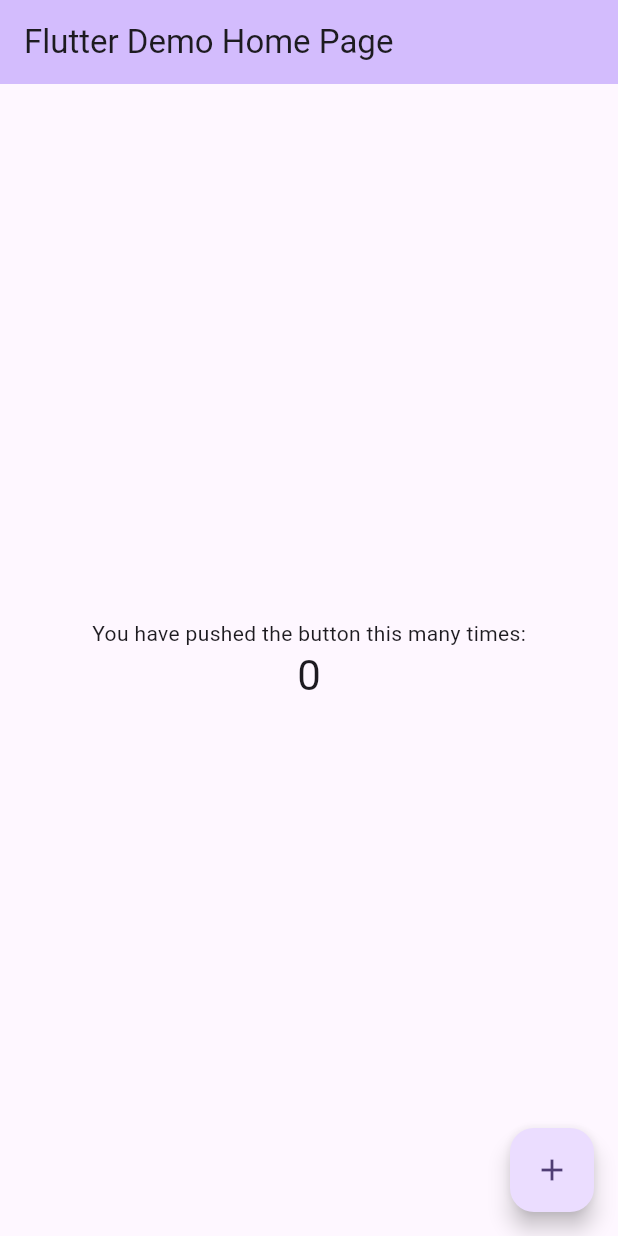
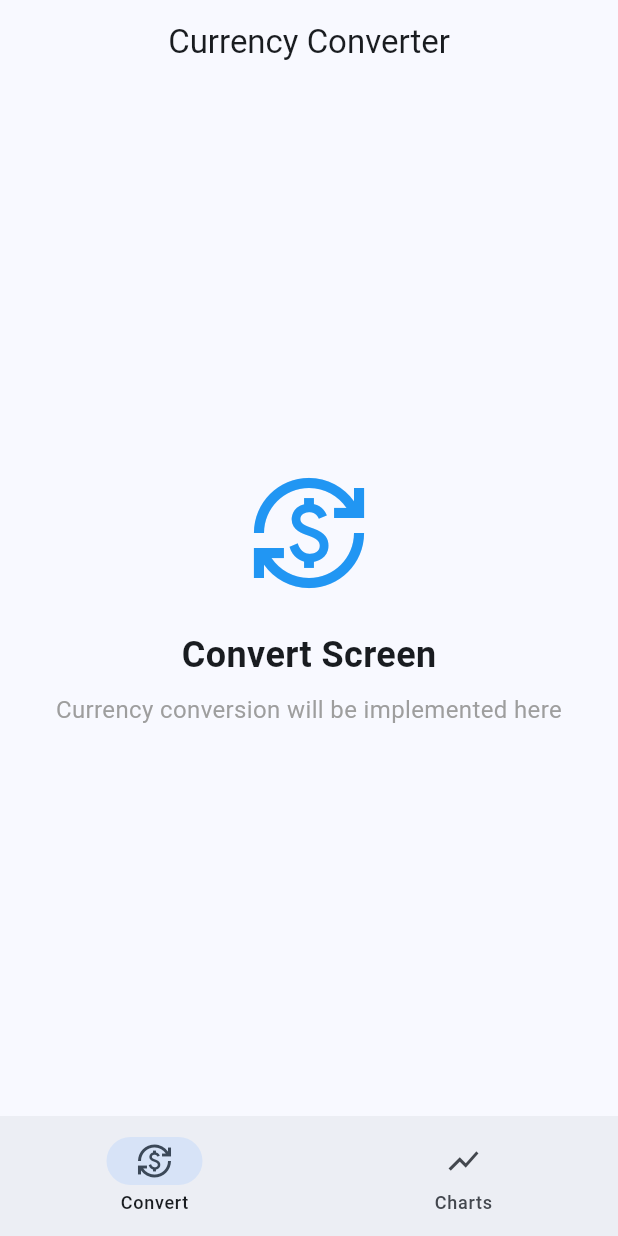
Before and after one commit to bizz84/currency_converter, a Flutter app: the screen it shows after launch, on a phone screen of 412 x 824 dp. Run offline on Flutter 3.47's test engine with Material 3 defaults, Android fonts, the light colour scheme and no system bars; our stand-ins replace dio.

Commit message:
Refactor main app structure and add currency converter screens
- Removed the previous MyApp and MyHomePage classes from main.dart.
- Introduced CurrencyConverterApp as the new root widget.
- Added MainScreen with bottom navigation for Convert and Charts screens.
- Created ConvertScreen and ChartsScreen with basic UI layout.
- Updated pubspec.lock to reflect changes in dependencies.

```diff
--- a/lib/main.dart
+++ b/lib/main.dart
@@ -1,122 +1,6 @@
 import 'package:flutter/material.dart';
+import 'src/app.dart';
 
 void main() {
-  runApp(const MyApp());
+  runApp(const CurrencyConverterApp());
 }
-
-class MyApp extends StatelessWidget {
-  const MyApp({super.key});
-
-  // This widget is the root of your application.
-  @override
-  Widget build(BuildContext context) {
-    return MaterialApp(
-      title: 'Flutter Demo',
-      theme: ThemeData(
-        // This is the theme of your application.
-        //
-        // TRY THIS: Try running your application with "flutter run". You'll see
-        // the application has a purple toolbar. Then, without quitting the app,
-        // try changing the seedColor in the colorScheme below to Colors.green
-        // and then invoke "hot reload" (save your changes or press the "hot
-        // reload" button in a Flutter-supported IDE, or press "r" if you used
-        // the command line to start the app).
-        //
-        // Notice that the counter didn't reset back to zero; the application
-        // state is not lost during the reload. To reset the state, use hot
-        // restart instead.
-        //
-        // This works for code too, not just values: Most code changes can be
-        // tested with just a hot reload.
-        colorScheme: ColorScheme.fromSeed(seedColor: Colors.deepPurple),
-      ),
-      home: const MyHomePage(title: 'Flutter Demo Home Page'),
-    );
-  }
-}
-
-class MyHomePage extends StatefulWidget {
-  const MyHomePage({super.key, required this.title});
-
-  // This widget is the home page of your application. It is stateful, meaning
-  // that it has a State object (defined below) that contains fields that affect
-  // how it looks.
-
-  // This class is the configuration for the state. It holds the values (in this
-  // case the title) provided by the parent (in this case the App widget) and
-  // used by the build method of the State. Fields in a Widget subclass are
-  // always marked "final".
-
-  final String title;
-
-  @override
-  State<MyHomePage> createState() => _MyHomePageState();
-}
-
-class _MyHomePageState extends State<MyHomePage> {
-  int _counter = 0;
-
-  void _incrementCounter() {
-    setState(() {
-      // This call to setState tells the Flutter framework that something has
-      // changed in this State, which causes it to rerun the build method below
-      // so that the display can reflect the updated values. If we changed
-      // _counter without calling setState(), then the build method would not be
-      // called again, and so nothing would appear to happen.
-      _counter++;
-    });
-  }
-
-  @override
-  Widget build(BuildContext context) {
-    // This method is rerun every time setState is called, for instance as done
-    // by the _incrementCounter method above.
-    //
-    // The Flutter framework has been optimized to make rerunning build methods
-    // fast, so that you can just rebuild anything that needs updating rather
-    // than having to individually change instances of widgets.
-    return Scaffold(
-      appBar: AppBar(
-        // TRY THIS: Try changing the color here to a specific color (to
-        // Colors.amber, perhaps?) and trigger a hot reload to see the AppBar
-        // change color while the other colors stay the same.
-        backgroundColor: Theme.of(context).colorScheme.inversePrimary,
-        // Here we take the value from the MyHomePage object that was created by
-        // the App.build method, and use it to set our appbar title.
-        title: Text(widget.title),
-      ),
-      body: Center(
-        // Center is a layout widget. It takes a single child and positions it
-        // in the middle of the parent.
-        child: Column(
-          // Column is also a layout widget. It takes a list of children and
-          // arranges them vertically. By default, it sizes itself to fit its
-          // children horizontally, and tries to be as tall as its parent.
-          //
-          // Column has various properties to control how it sizes itself and
-          // how it positions its children. Here we use mainAxisAlignment to
-          // center the children vertically; the main axis here is the vertical
-          // axis because Columns are vertical (the cross axis would be
-          // horizontal).
-          //
-          // TRY THIS: Invoke "debug painting" (choose the "Toggle Debug Paint"
-          // action in the IDE, or press "p" in the console), to see the
-          // wireframe for each widget.
-          mainAxisAlignment: MainAxisAlignment.center,
-          children: <Widget>[
-            const Text('You have pushed the button this many times:'),
-            Text(
-              '$_counter',
-              style: Theme.of(context).textTheme.headlineMedium,
-            ),
-          ],
-        ),
-      ),
-      floatingActionButton: FloatingActionButton(
-        onPressed: _incrementCounter,
-        tooltip: 'Increment',
-        child: const Icon(Icons.add),
-      ), // This trailing comma makes auto-formatting nicer for build methods.
-    );
-  }
-}
--- /dev/null
+++ b/lib/src/app.dart
@@ -0,0 +1,65 @@
+import 'package:flutter/material.dart';
+import 'screens/convert_screen.dart';
+import 'screens/charts_screen.dart';
+
+class CurrencyConverterApp extends StatelessWidget {
+  const CurrencyConverterApp({super.key});
+
+  @override
+  Widget build(BuildContext context) {
+    return MaterialApp(
+      title: 'Currency Converter',
+      theme: ThemeData(
+        colorScheme: ColorScheme.fromSeed(
+          seedColor: Colors.blue,
+          brightness: Brightness.light,
+        ),
+        useMaterial3: true,
+      ),
+      home: const MainScreen(),
+    );
+  }
+}
+
+class MainScreen extends StatefulWidget {
+  const MainScreen({super.key});
+
+  @override
+  State<MainScreen> createState() => _MainScreenState();
+}
+
+class _MainScreenState extends State<MainScreen> {
+  int _selectedIndex = 0;
+
+  final List<Widget> _screens = const [
+    ConvertScreen(),
+    ChartsScreen(),
+  ];
+
+  void _onItemTapped(int index) {
+    setState(() {
+      _selectedIndex = index;
+    });
+  }
+
+  @override
+  Widget build(BuildContext context) {
+    return Scaffold(
+      body: _screens[_selectedIndex],
+      bottomNavigationBar: NavigationBar(
+        selectedIndex: _selectedIndex,
+        onDestinationSelected: _onItemTapped,
+        destinations: const [
+          NavigationDestination(
+            icon: Icon(Icons.currency_exchange),
+            label: 'Convert',
+          ),
+          NavigationDestination(
+            icon: Icon(Icons.show_chart),
+            label: 'Charts',
+          ),
+        ],
+      ),
+    );
+  }
+}
--- /dev/null
+++ b/lib/src/screens/convert_screen.dart
@@ -0,0 +1,52 @@
+import 'package:flutter/material.dart';
+
+class ConvertScreen extends StatefulWidget {
+  const ConvertScreen({super.key});
+
+  @override
+  State<ConvertScreen> createState() => _ConvertScreenState();
+}
+
+class _ConvertScreenState extends State<ConvertScreen> {
+  @override
+  Widget build(BuildContext context) {
+    return Scaffold(
+      appBar: AppBar(
+        title: const Text('Currency Converter'),
+        centerTitle: true,
+      ),
+      body: const Center(
+        child: Padding(
+          padding: EdgeInsets.all(16.0),
+          child: Column(
+            mainAxisAlignment: MainAxisAlignment.center,
+            children: [
+              Icon(
+                Icons.currency_exchange,
+                size: 80,
+                color: Colors.blue,
+              ),
+              SizedBox(height: 24),
+              Text(
+                'Convert Screen',
+                style: TextStyle(
+                  fontSize: 24,
+                  fontWeight: FontWeight.bold,
+                ),
+              ),
+              SizedBox(height: 8),
+              Text(
+                'Currency conversion will be implemented here',
+                style: TextStyle(
+                  fontSize: 16,
+                  color: Colors.grey,
+                ),
+                textAlign: TextAlign.center,
+              ),
+            ],
+          ),
+        ),
+      ),
+    );
+  }
+}
```
Also changed, not shown: lib/src/screens/charts_screen.dart (added, +52 -0 lines), pubspec.lock.
